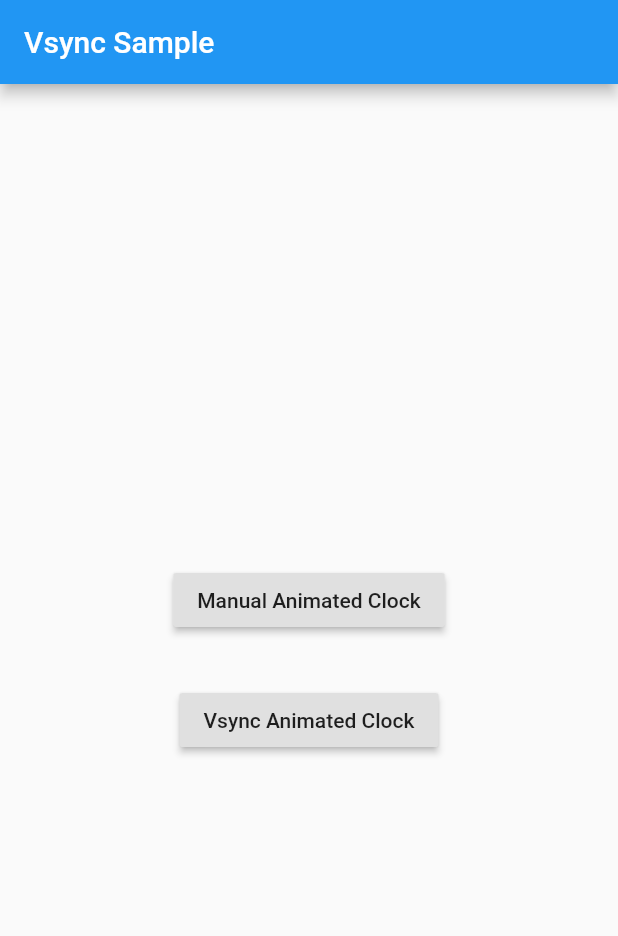
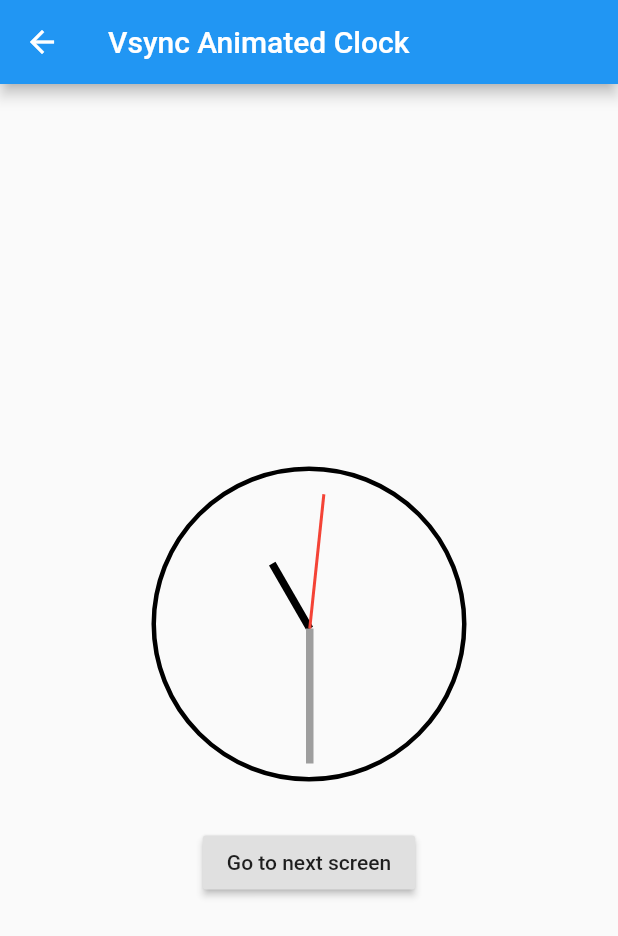
Before and after one commit to rockar06/flutter_vsync_review, a Flutter app: the screen it shows after launch, after a tap on "Vsync Animated Clock", on a phone screen of 412 x 824 dp. Shown: the top 936 px of the screen. Run offline on Flutter 3.47's test engine with Material 2 defaults, Android fonts, the phone set to English and light mode, and no system bars.

Commit message:
Add vsync animated clock example

```diff
--- a/lib/main.dart
+++ b/lib/main.dart
@@ -1,4 +1,6 @@
 import 'package:flutter/material.dart';
+import 'package:flutter_vsync_review/raw/manual_animated_clock.dart';
+import 'package:flutter_vsync_review/vsync/vsync_animated_clock.dart';
 
 void main() {
   runApp(MyApp());
@@ -29,14 +31,28 @@ class MyHomePage extends StatelessWidget {
           mainAxisAlignment: MainAxisAlignment.center,
           children: [
             RaisedButton(
-              onPressed: () {},
+              onPressed: () {
+                Navigator.push(
+                  context,
+                  MaterialPageRoute(
+                    builder: (context) => ManualAnimatedClock(),
+                  ),
+                );
+              },
               child: const Text('Manual Animated Clock'),
             ),
             SizedBox(
               height: 32,
             ),
             RaisedButton(
-              onPressed: () {},
+              onPressed: () {
+                Navigator.push(
+                  context,
+                  MaterialPageRoute(
+                    builder: (context) => VsyncAnimatedClock(),
+                  ),
+                );
+              },
               child: const Text('Vsync Animated Clock'),
             ),
           ],
--- /dev/null
+++ b/lib/vsync/vsync_animated_clock.dart
@@ -0,0 +1,68 @@
+import 'package:flutter/material.dart';
+import 'package:flutter/scheduler.dart';
+import 'package:flutter_vsync_review/raw/second_screen.dart';
+
+import '../clock_widget.dart';
+
+class VsyncAnimatedClock extends StatefulWidget {
+  @override
+  _VsyncAnimatedClockState createState() => _VsyncAnimatedClockState();
+}
+
+class _VsyncAnimatedClockState extends State<VsyncAnimatedClock>
+    with SingleTickerProviderStateMixin {
+  Ticker _ticker;
+  DateTime _startTime;
+  DateTime _currentTime;
+
+  @override
+  void initState() {
+    super.initState();
+    _startTime = _currentTime = DateTime.now();
+    _ticker = createTicker((elapsed) {
+      setState(() {
+        _currentTime = _startTime.add(elapsed);
+      });
+    });
+    _ticker.start();
+  }
+
+  @override
+  void dispose() {
+    _ticker.dispose();
+    super.dispose();
+  }
+
+  @override
+  Widget build(BuildContext context) {
+    return Scaffold(
+      appBar: AppBar(
+        title: Text('Vsync Animated Clock'),
+      ),
+      body: Center(
+        child: Column(
+          mainAxisAlignment: MainAxisAlignment.center,
+          children: [
+            Padding(
+              padding: const EdgeInsets.all(30.0),
+              child: ClockWidget(
+                dateTime: _currentTime,
+              ),
+            ),
+            RaisedButton(
+              onPressed: () {
+                Navigator.push(
+                  context,
+                  MaterialPageRoute(
+                    builder: (context) => SecondScreen(),
+                  ),
+                );
+              },
+              child: const Text('Go to next screen'),
+            )
+          ],
+        ),
+      ),
+    );
+  }
+}
```
